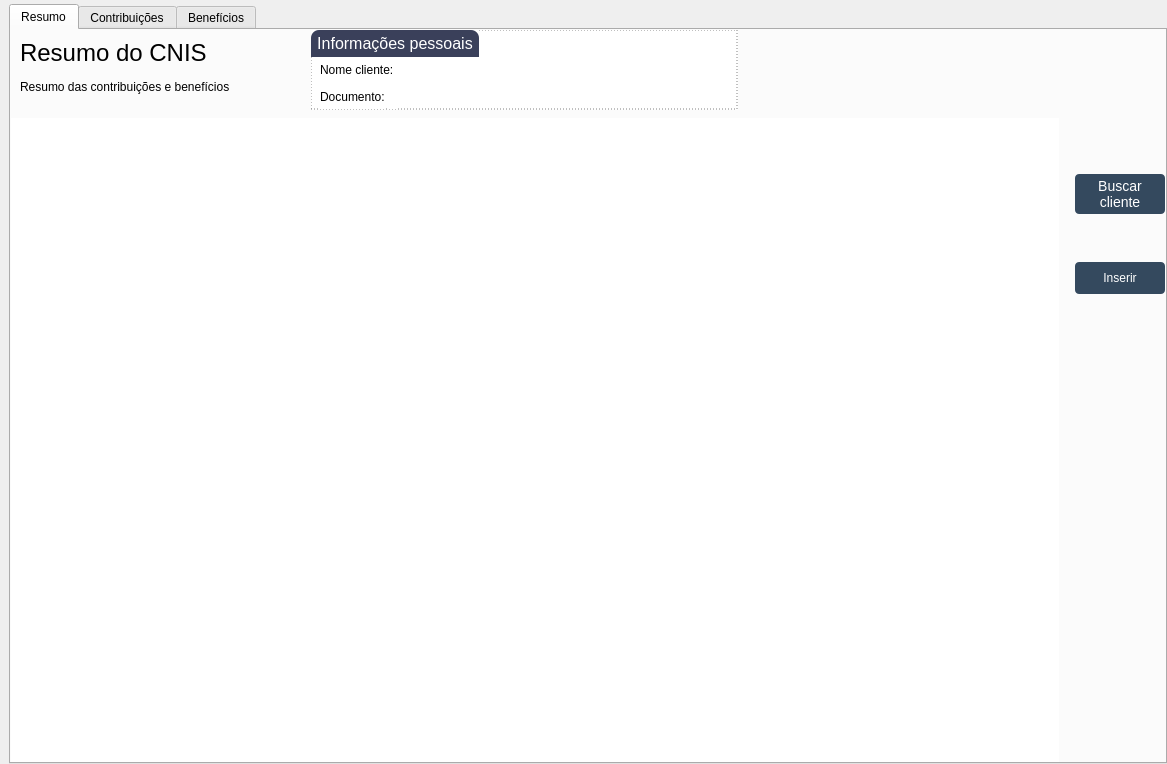
This is Design/UI/tabResumoCNIS.ui in newprev/PrevCliente as Qt 5 draws it before an edit. The edited form follows.
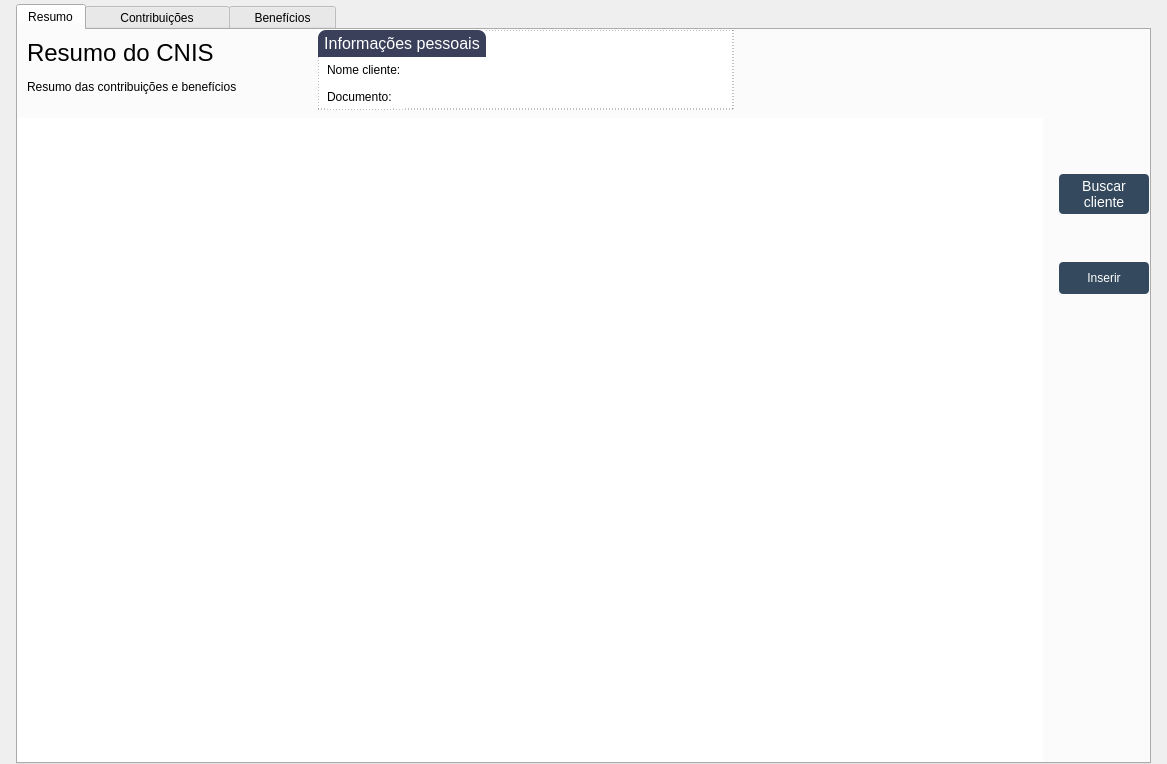
This is the edited form. Icons and pictures are not drawn.

Commit message: Pequeno ajuste no layout

Patch:
```diff
--- a/Design/UI/tabResumoCNIS.ui
+++ b/Design/UI/tabResumoCNIS.ui
@@ -133,13 +133,13 @@
     <number>0</number>
    </property>
    <property name="leftMargin">
-    <number>9</number>
+    <number>16</number>
    </property>
    <property name="topMargin">
     <number>4</number>
    </property>
    <property name="rightMargin">
-    <number>0</number>
+    <number>16</number>
    </property>
    <property name="bottomMargin">
     <number>0</number>
@@ -628,7 +628,7 @@
                  <rect>
                   <x>0</x>
                   <y>0</y>
-                  <width>1052</width>
+                  <width>1029</width>
                   <height>629</height>
                  </rect>
                 </property>
@@ -888,7 +888,7 @@
 </string>
       </property>
       <attribute name="title">
-       <string>Contribuições</string>
+       <string>       Contribuições       </string>
       </attribute>
       <layout class="QGridLayout" name="gridLayout_2">
        <property name="leftMargin">
@@ -1503,7 +1503,7 @@
 }</string>
       </property>
       <attribute name="title">
-       <string>Benefícios</string>
+       <string>    Benefícios    </string>
       </attribute>
       <layout class="QGridLayout" name="gridLayout_3">
        <property name="leftMargin">
```
The commit also changes 1 other file.
